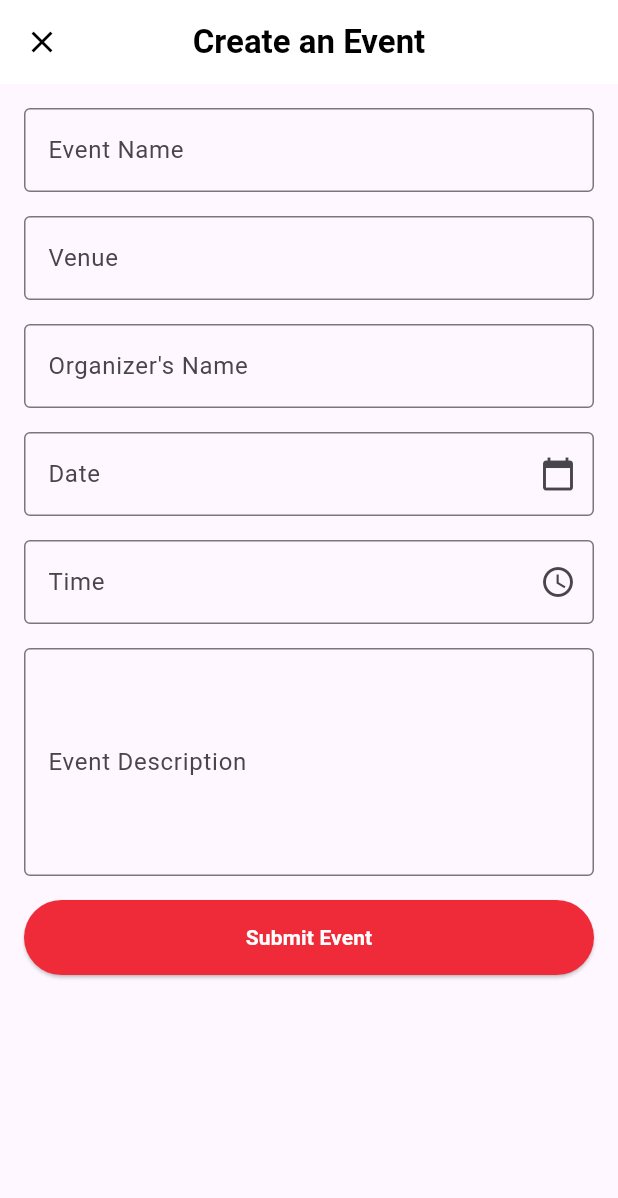
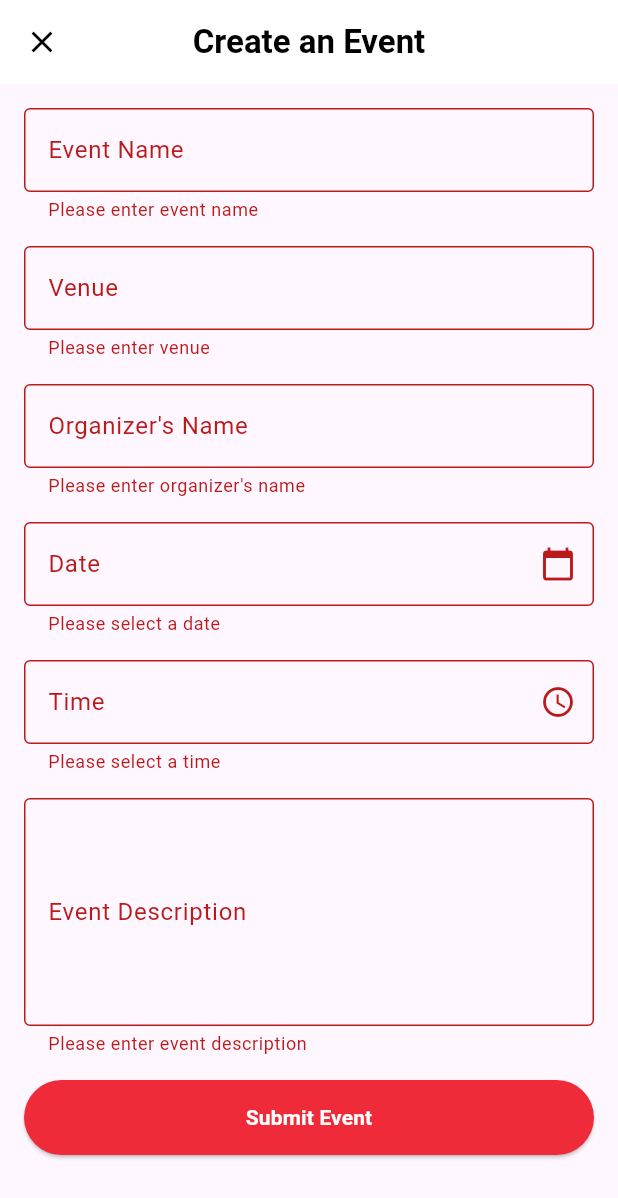
Before and after one commit to Pakhrin007/BloodLife, a Flutter app: the CreateEventScreen screen opened directly, after a tap on "Submit Event", on a phone screen of 412 x 824 dp. Shown: the top 1198 px of the screen. Run offline on Flutter 3.47's test engine with Material 3 defaults, Android fonts, the phone set to English and light mode, and no system bars; our stand-ins replace animated_splash_screen, cached_network_image, curved_navigation_bar, file_picker, flutter_spinkit, geolocator and 2 more.

Commit message:
Events Page

```diff
--- a/lib/DonorsSectionPages/dashboard.dart
+++ b/lib/DonorsSectionPages/dashboard.dart
@@ -1,6 +1,6 @@
 import 'package:bloodlife/Dummypages/fav.dart';
 import 'package:bloodlife/Dummypages/more.dart';
-import 'package:bloodlife/Dummypages/addevent.dart';
+import 'package:bloodlife/Dummypages/events.dart';
 import 'package:bloodlife/Dummypages/request.dart';
 import 'package:bloodlife/mappages/maps.dart';
 import 'package:curved_navigation_bar/curved_navigation_bar.dart';
@@ -18,7 +18,7 @@ class _DashboardState extends State<Dashboard> {
 
   final screen = [
     const MapPage(),
-    const Addevent(),
+    EventsPage(),
     const Fav(),
     const Request(),
     const More()
--- a/lib/main.dart
+++ b/lib/main.dart
@@ -1,3 +1,5 @@
+import 'package:bloodlife/DonorsSectionPages/dashboard.dart';
+import 'package:bloodlife/Dummypages/events.dart';
 import 'package:bloodlife/splashscreen/splashscreen.dart';
 import 'package:flutter/material.dart';
 
@@ -17,7 +19,7 @@ class MyApp extends StatelessWidget {
         colorScheme: ColorScheme.fromSeed(seedColor: Colors.deepPurple),
         useMaterial3: true,
       ),
-      home: Splashscreen(),
+      home: Dashboard(),
     );
   }
 }
--- /dev/null
+++ b/lib/models/event.dart
@@ -0,0 +1,17 @@
+class Event {
+  final String name;
+  final String venue;
+  final String organizer;
+  final String date;
+  final String time;
+  final String description;
+
+  Event({
+    required this.name,
+    required this.venue,
+    required this.organizer,
+    required this.date,
+    required this.time,
+    required this.description,
+  });
+}
--- a/lib/pages/createEvent.dart
+++ b/lib/pages/createEvent.dart
@@ -1,7 +1,47 @@
 import 'package:flutter/material.dart';
+import '../models/event.dart';
 
-class CreateEventScreen extends StatelessWidget {
+class CreateEventScreen extends StatefulWidget {
   const CreateEventScreen({Key? key}) : super(key: key);
+
+  @override
+  _CreateEventScreenState createState() => _CreateEventScreenState();
+}
+
+class _CreateEventScreenState extends State<CreateEventScreen> {
+  final _formKey = GlobalKey<FormState>();
+  String _name = '';
+  String _venue = '';
+  String _organizer = '';
+  String _date = '';
+  String _time = '';
+  String _description = '';
+
+  Future<void> _selectDate(BuildContext context) async {
+    DateTime? pickedDate = await showDatePicker(
+      context: context,
+      initialDate: DateTime.now(),
+      firstDate: DateTime(2000),
+      lastDate: DateTime(2101),
+    );
+    if (pickedDate != null && pickedDate != DateTime.now()) {
+      setState(() {
+        _date = "${pickedDate.toLocal()}".split(' ')[0];
+      });
+    }
+  }
+
+  Future<void> _selectTime(BuildContext context) async {
+    TimeOfDay? pickedTime = await showTimePicker(
+      context: context,
+      initialTime: TimeOfDay.now(),
+    );
+    if (pickedTime != null) {
+      setState(() {
+        _time = pickedTime.format(context);
+      });
+    }
+  }
 
   @override
   Widget build(BuildContext context) {
@@ -10,7 +50,7 @@ class CreateEventScreen extends StatelessWidget {
         leading: IconButton(
           icon: const Icon(Icons.close, color: Colors.black),
           onPressed: () {
-            Navigator.of(context).pop(); // Close the screen
+            Navigator.of(context).pop();
           },
         ),
         title: const Text(
@@ -26,61 +66,113 @@ class CreateEventScreen extends StatelessWidget {
       ),
       body: SingleChildScrollView(
         padding: const EdgeInsets.all(16.0),
+        child: Form(
+          key: _formKey,
           child: Column(
             children: [
-            const TextField(
-              decoration: InputDecoration(
+              TextFormField(
+                decoration: const InputDecoration(
                   labelText: 'Event Name',
                   border: OutlineInputBorder(),
                 ),
+                onSaved: (value) => _name = value!,
+                validator: (value) {
+                  if (value == null || value.isEmpty) {
+                    return 'Please enter event name';
+                  }
+                  return null;
+                },
               ),
               const SizedBox(height: 16.0),
-            const TextField(
-              decoration: InputDecoration(
+              TextFormField(
+                decoration: const InputDecoration(
                   labelText: 'Venue',
                   border: OutlineInputBorder(),
                 ),
+                onSaved: (value) => _venue = value!,
+                validator: (value) {
+                  if (value == null || value.isEmpty) {
+                    return 'Please enter venue';
+                  }
+                  return null;
+                },
               ),
               const SizedBox(height: 16.0),
-            const TextField(
-              decoration: InputDecoration(
+              TextFormField(
+                decoration: const InputDecoration(
                   labelText: 'Organizer\'s Name',
                   border: OutlineInputBorder(),
                 ),
+                onSaved: (value) => _organizer = value!,
+                validator: (value) {
+                  if (value == null || value.isEmpty) {
+                    return 'Please enter organizer\'s name';
+                  }
+                  return null;
+                },
               ),
               const SizedBox(height: 16.0),
-            TextField(
+              GestureDetector(
+                onTap: () => _selectDate(context),
+                child: AbsorbPointer(
+                  child: TextFormField(
+                    controller: TextEditingController(text: _date),
                     decoration: InputDecoration(
                       labelText: 'Date',
                       border: const OutlineInputBorder(),
                       suffixIcon: IconButton(
                         icon: const Icon(Icons.calendar_today),
-                  onPressed: () {
-                    // Add date picker logic here
+                        onPressed: () => _selectDate(context),
+                      ),
+                    ),
+                    onSaved: (value) => _date = value!,
+                    validator: (value) {
+                      if (value == null || value.isEmpty) {
+                        return 'Please select a date';
+                      }
+                      return null;
                     },
                   ),
                 ),
               ),
               const SizedBox(height: 16.0),
-            TextField(
+              GestureDetector(
+                onTap: () => _selectTime(context),
+                child: AbsorbPointer(
+                  child: TextFormField(
+                    controller: TextEditingController(text: _time),
                     decoration: InputDecoration(
                       labelText: 'Time',
                       border: const OutlineInputBorder(),
                       suffixIcon: IconButton(
                         icon: const Icon(Icons.access_time),
-                  onPressed: () {
-                    // Add time picker logic here
+                        onPressed: () => _selectTime(context),
+                      ),
+                    ),
+                    onSaved: (value) => _time = value!,
+                    validator: (value) {
+                      if (value == null || value.isEmpty) {
+                        return 'Please select a time';
+                      }
+                      return null;
                     },
                   ),
                 ),
               ),
               const SizedBox(height: 16.0),
-            const TextField(
+              TextFormField(
                 maxLines: 5,
-              decoration: InputDecoration(
+                decoration: const InputDecoration(
                   labelText: 'Event Description',
                   border: OutlineInputBorder(),
                 ),
+                onSaved: (value) => _description = value!,
+                validator: (value) {
+                  if (value == null || value.isEmpty) {
+                    return 'Please enter event description';
+                  }
+                  return null;
+                },
               ),
               const SizedBox(height: 16.0),
               SizedBox(
@@ -94,7 +186,18 @@ class CreateEventScreen extends StatelessWidget {
                     ),
                   ),
                   onPressed: () {
-                  // Add submit logic here
+                    if (_formKey.currentState!.validate()) {
+                      _formKey.currentState!.save();
+                      final newEvent = Event(
+                        name: _name,
+                        venue: _venue,
+                        organizer: _organizer,
+                        date: _date,
+                        time: _time,
+                        description: _description,
+                      );
+                      Navigator.pop(context, newEvent);
+                    }
                   },
                   child: const Text(
                     'Submit Event',
@@ -108,6 +211,7 @@ class CreateEventScreen extends StatelessWidget {
             ],
           ),
         ),
+      ),
     );
   }
 }
--- a/pubspec.yaml
+++ b/pubspec.yaml
@@ -90,6 +90,9 @@ flutter:
     - family: pacificio
       fonts:
         - asset: assets/fonts/pacificio.ttf
+    - family: Poppins-Black
+      fonts:
+        - asset: assets/fonts/Poppins-Black.ttf
   #       - asset: fonts/Schyler-Italic.ttf
   #         style: italic
   #   - family: Trajan Pro
```
Also changed, not shown: lib/Dummypages/events.dart (added, +266 -0 lines). Lines whose indentation alone changed are shown as unchanged.
